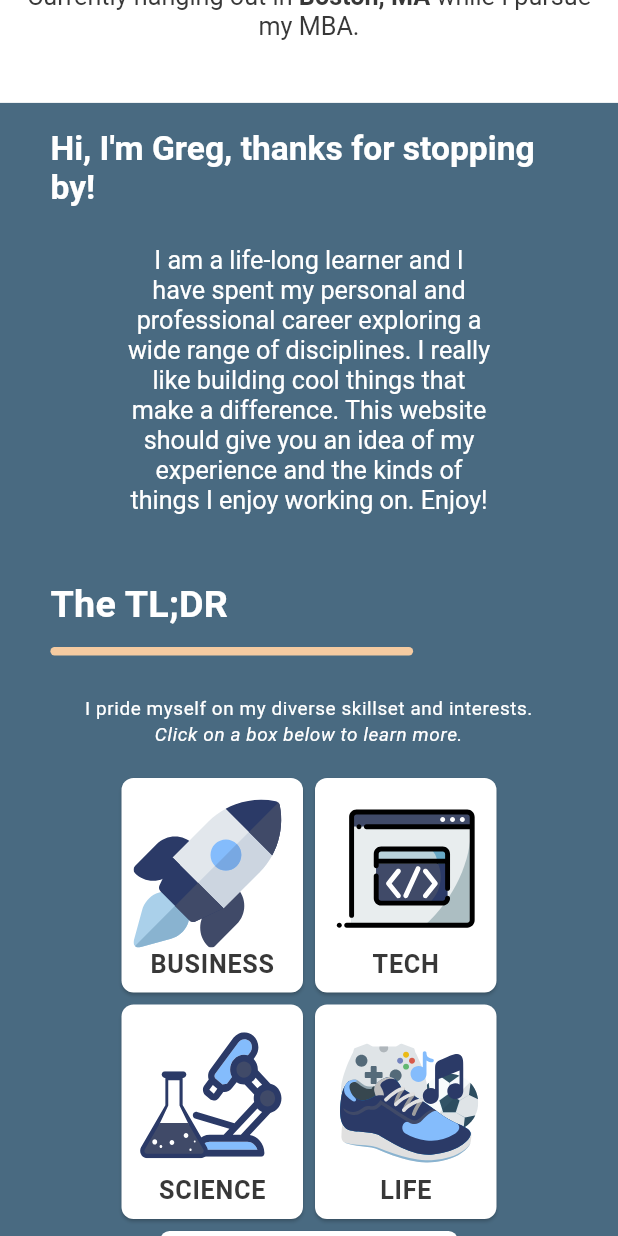
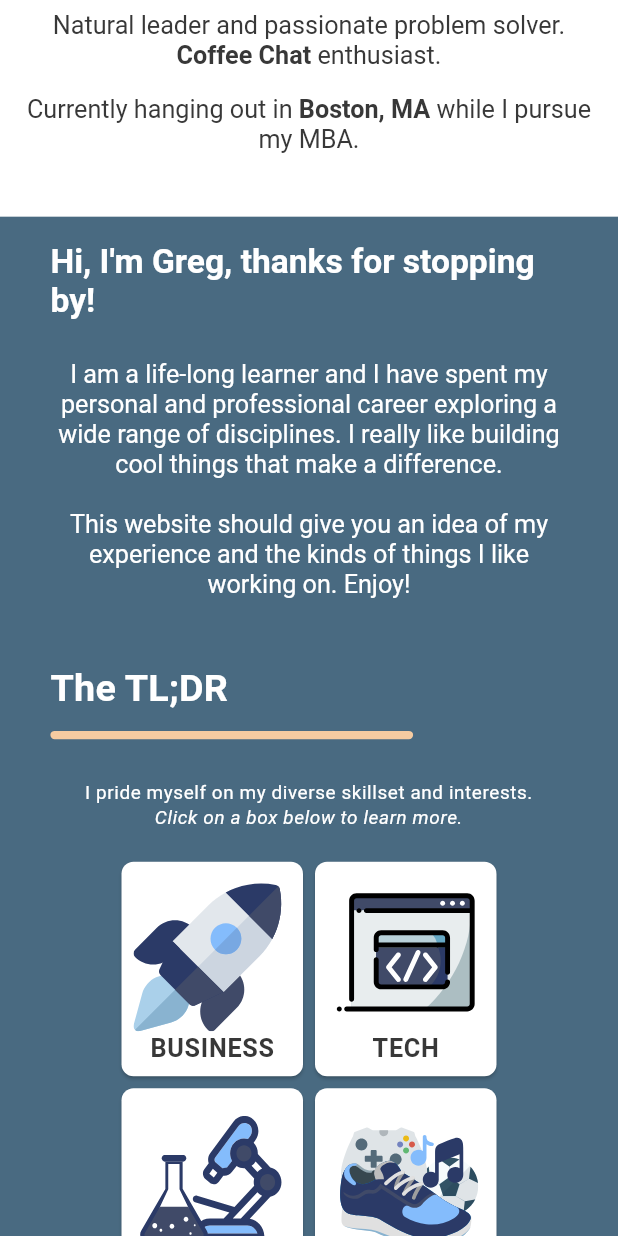
Before and after one commit to gavanaken/gavanaken.github.io, a Flutter app: the screen it shows after launch, scrolled down 576 dp, after a tap on "BUSINESS", after a tap on "TECH", on a phone screen of 412 x 824 dp. Run offline on Flutter 3.47's test engine with Material 3 defaults, Android fonts, the light colour scheme and no system bars; our stand-ins replace flutter_svg, font_awesome_flutter.

Commit message:
Fixing up some visual / formatting

```diff
--- a/site/lib/main.dart
+++ b/site/lib/main.dart
@@ -97,7 +97,13 @@
         final RenderBox renderBox =
             _targetKey.currentContext!.findRenderObject() as RenderBox;
         final position = renderBox.localToGlobal(Offset.zero);
-        final offset = position.dy - (MediaQuery.of(context).size.height / 2);
+        double offset = position.dy -
+            (MediaQuery.of(context).size.height / 2 -
+                renderBox.size.height / 2) +
+            100; // 100 here is just to give a little breathing room, adjust as card content gets filled in.
+
+        // Ensure offset is within the scrollable range
+        offset = offset.clamp(0, _scrollController.position.maxScrollExtent);
 
         _scrollController.animateTo(
           offset,
@@ -117,7 +123,10 @@
     } else {
       setState(() {
         selectedTile = tileName;
-        _scrollToTarget();
+        Future.delayed(const Duration(milliseconds: 300), () {
+          // Animation should be done, trigger your scroll here
+          _scrollToTarget();
+        });
       });
     }
   }
@@ -289,10 +298,13 @@
                           ),
                           Container(
                             margin: EdgeInsets.only(
-                                right: getScreenWidth(context) / 8,
-                                left: getScreenWidth(context) / 8),
+                              right:
+                                  getMarginAsScaledPercent(context, 1000, 0.1),
+                              left:
+                                  getMarginAsScaledPercent(context, 1000, 0.1),
+                            ),
                             child: Text(
-                              "I am a life-long learner and I have spent my personal and professional career exploring a wide range of disciplines. I really like building cool things that make a difference. This website should give you an idea of my experience and the kinds of things I enjoy working on. Enjoy!\n\n",
+                              "I am a life-long learner and I have spent my personal and professional career exploring a wide range of disciplines. I really like building cool things that make a difference.\n\nThis website should give you an idea of my experience and the kinds of things I like working on. Enjoy!\n\n",
                               style: getScaledTextStyle(
                                 context,
                                 Theme.of(context).textTheme.displaySmall,
@@ -400,7 +412,10 @@
                             firstChild: Container(),
                             secondChild: selectedTile != null
                                 ? SizedBox(
-                                    width: getScreenWidth(context) / 2,
+                                    width: getScreenWidth(context) -
+                                        2 *
+                                            getMarginAsScaledPercent(
+                                                context, 1000, 0.2),
                                     child: Card(
                                         key: _targetKey,
                                         color: BackgroundColors.white,
--- a/site/lib/screen_helpers.dart
+++ b/site/lib/screen_helpers.dart
@@ -3,6 +3,12 @@
 double getScreenWidth(context) {
   final screenWidth = MediaQuery.of(context).size.width;
   return screenWidth;
+}
+
+double getMarginAsScaledPercent(context, double maxSize, double percentMargin) {
+  return getScreenWidth(context) >= maxSize
+      ? getScreenWidth(context) * percentMargin
+      : getScreenWidth(context) / maxSize * percentMargin;
 }
 
 double getScreenScale(BuildContext context) {
```
